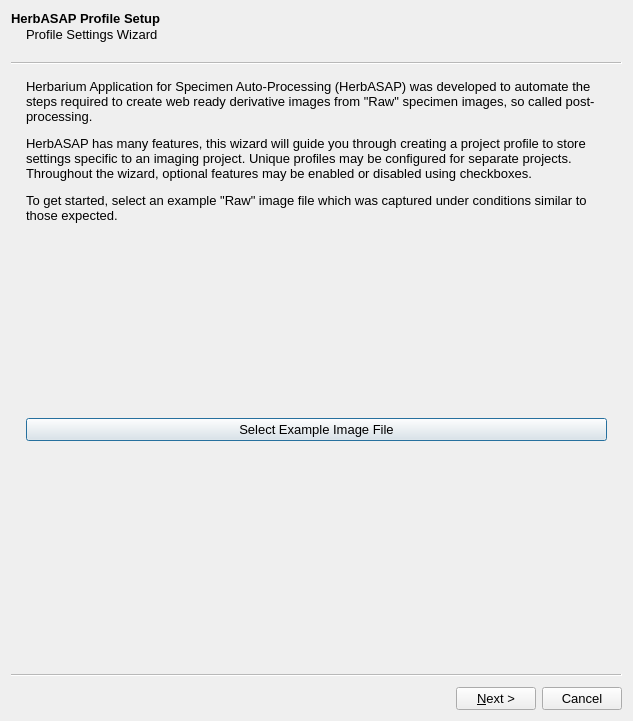
Above: ui/settingsWizardUI.ui from CapPow/HerbASAP before the change. Below: the same form after it.
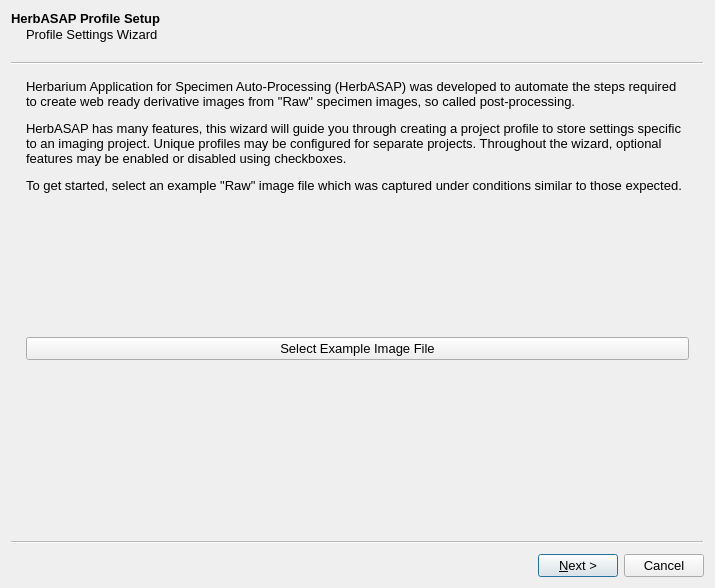
That is the form after the change.

Commit message: moved settings to  wizard. Profiles now being used

Patch:
```diff
--- a/ui/settingsWizardUI.ui
+++ b/ui/settingsWizardUI.ui
@@ -6,8 +6,8 @@
    <rect>
     <x>0</x>
     <y>0</y>
-    <width>633</width>
-    <height>721</height>
+    <width>715</width>
+    <height>588</height>
    </rect>
   </property>
   <property name="sizePolicy">
@@ -25,7 +25,7 @@
    <string>HerbASAP profile setup</string>
   </property>
   <property name="options">
-   <set>QWizard::NoBackButtonOnStartPage</set>
+   <set>QWizard::NoBackButtonOnStartPage|QWizard::NoDefaultButton</set>
   </property>
   <widget class="QWizardPage" name="intro_Page">
    <property name="autoFillBackground">
```
Left out of the diff: 850 changed lines with no effect on the pictures. The commit also changes 5 other files.
